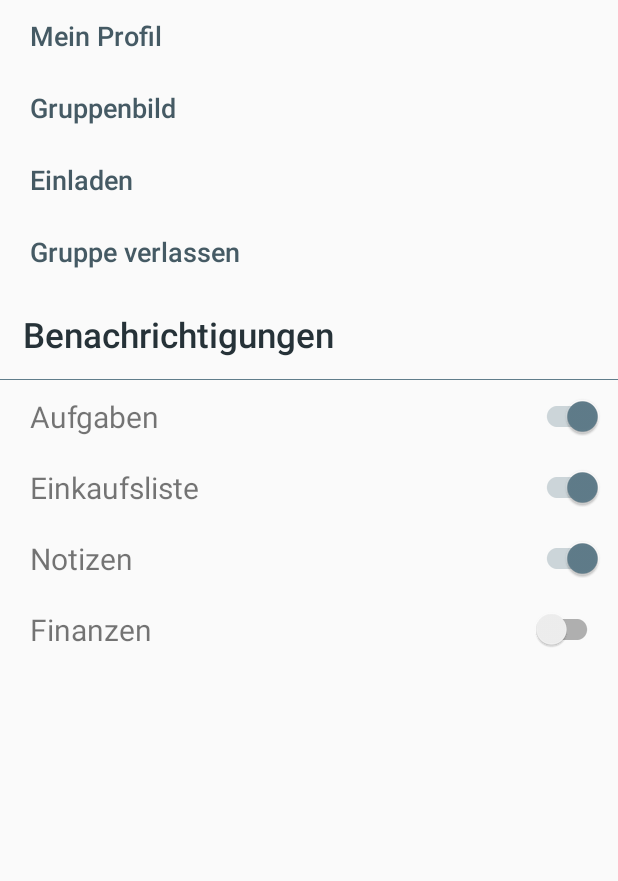
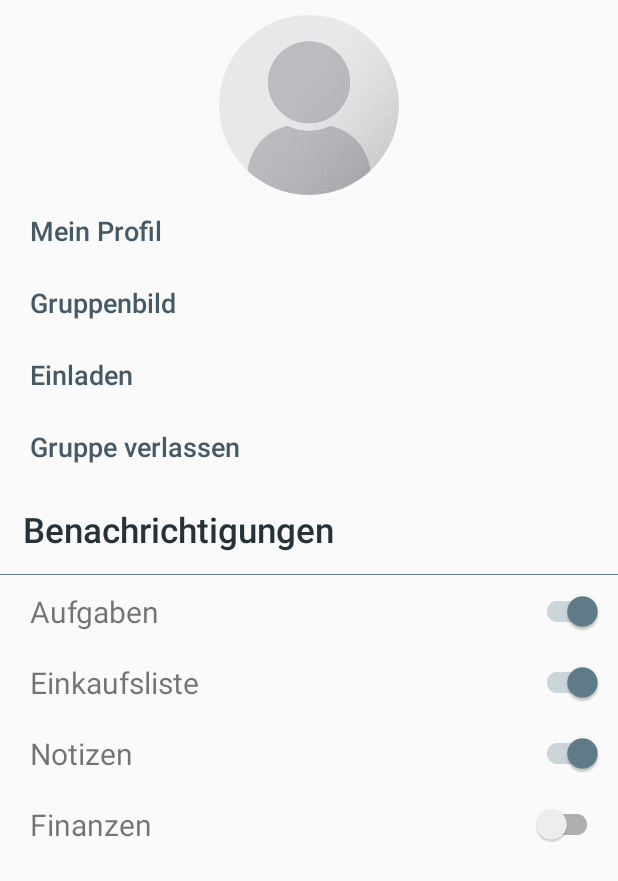
Before and after one commit to ChristianVes/Flibber, an Android app: the fragment SettingsFragment shown on its own in the app's theme, on a phone screen of 412 x 824 dp. Shown: the top 881 px of the screen. Run offline under Robolectric (Android 15) with nearby library versions, the light colour scheme and no system bars; our stand-ins replace CircleImageView, Firebase (no records; nobody signed in at launch, a user with empty details on screens opened directly); libraries missing offline, so code that uses them is left out: com.afollestad.materialdialogs; 1 statement that could not run was skipped.

Commit message:
Release fixes v3 Group Image

```diff
--- a/app/build.gradle
+++ b/app/build.gradle
@@ -23,7 +23,7 @@ android {
         applicationId "christian.eilers.flibber"
         minSdkVersion 16
         targetSdkVersion 27
-        versionCode 2
+        versionCode 3
         versionName "1.0"
         testInstrumentationRunner "android.support.test.runner.AndroidJUnitRunner"
         vectorDrawables.useSupportLibrary = true
--- a/app/src/main/java/christian/eilers/flibber/Home/NoteActivity.java
+++ b/app/src/main/java/christian/eilers/flibber/Home/NoteActivity.java
@@ -334,8 +334,8 @@ public class NoteActivity extends AppCompatActivity implements View.OnClickListe
         tv_description.setText(description);
         bottomLayout.setVisibility(View.VISIBLE);
         btn_more.setVisibility(View.VISIBLE);
-        tv_title.setVisibility(View.VISIBLE);
-        tv_description.setVisibility(View.VISIBLE);
+        if (!TextUtils.isEmpty(title)) tv_title.setVisibility(View.VISIBLE);
+        if (!TextUtils.isEmpty(description)) tv_description.setVisibility(View.VISIBLE);
     }
 
     // Lösche Notiz und lösche Kommentare via CloudFunction
--- a/app/src/main/java/christian/eilers/flibber/Home/SettingsFragment.java
+++ b/app/src/main/java/christian/eilers/flibber/Home/SettingsFragment.java
@@ -7,6 +7,7 @@ import android.content.SharedPreferences;
 import android.os.Bundle;
 import android.support.annotation.NonNull;
 import android.support.annotation.Nullable;
+import android.support.v4.app.DialogFragment;
 import android.support.v4.app.Fragment;
 import android.support.v7.widget.SwitchCompat;
 import android.text.InputType;
@@ -196,7 +197,8 @@ public class SettingsFragment extends Fragment implements View.OnClickListener,
             Toast.makeText(getContext(), "Noch nicht möglich...", Toast.LENGTH_SHORT).show();
         }
         else if (id == R.id.btn_image) {
-            Toast.makeText(getContext(), "Noch nicht möglich...", Toast.LENGTH_SHORT).show();
+            DialogFragment dialog_image = new GroupImageDialog();
+            dialog_image.show(getChildFragmentManager(), "group_image");
         }
     }
 
--- a/app/src/main/res/layout/fragment_settings.xml
+++ b/app/src/main/res/layout/fragment_settings.xml
@@ -8,6 +8,27 @@
         android:layout_width="match_parent"
         android:layout_height="match_parent"
         android:orientation="vertical">
+
+        <RelativeLayout
+            android:layout_width="match_parent"
+            android:layout_height="wrap_content"
+            android:layout_marginTop="10dp">
+
+            <de.hdodenhof.circleimageview.CircleImageView
+                android:id="@+id/profile_image"
+                android:layout_width="120dp"
+                android:layout_height="120dp"
+                android:layout_centerInParent="true"
+                android:src="@drawable/profile_placeholder" />
+
+            <ProgressBar
+                android:id="@+id/progressBar"
+                android:layout_width="match_parent"
+                android:layout_height="wrap_content"
+                android:layout_centerInParent="true"
+                android:visibility="gone" />
+
+        </RelativeLayout>
 
         <Button
             android:id="@+id/btn_profil"
--- a/app/src/main/res/layout/item_transaction.xml
+++ b/app/src/main/res/layout/item_transaction.xml
@@ -65,7 +65,7 @@
                 android:layout_height="wrap_content"
                 android:layout_centerVertical="true"
                 android:layout_toRightOf="@+id/text"
-                android:textSize="15sp"
+                android:textSize="14sp"
                 android:text="..."/>
 
             <TextView
@@ -74,7 +74,7 @@
                 android:layout_height="wrap_content"
                 android:layout_alignParentRight="true"
                 android:layout_centerVertical="true"
-                android:textSize="13sp"
+                android:textSize="14sp"
                 android:text="..."/>
 
         </RelativeLayout>
```
Also changed, not shown: app/src/main/java/christian/eilers/flibber/Home/GroupImageDialog.java (added, +147 -0 lines), app/src/main/java/christian/eilers/flibber/Home/HomeActivity.java (+8 -0 lines), app/src/main/res/layout/dialog_group_image.xml (added, +20 -0 lines), 1 other file.
